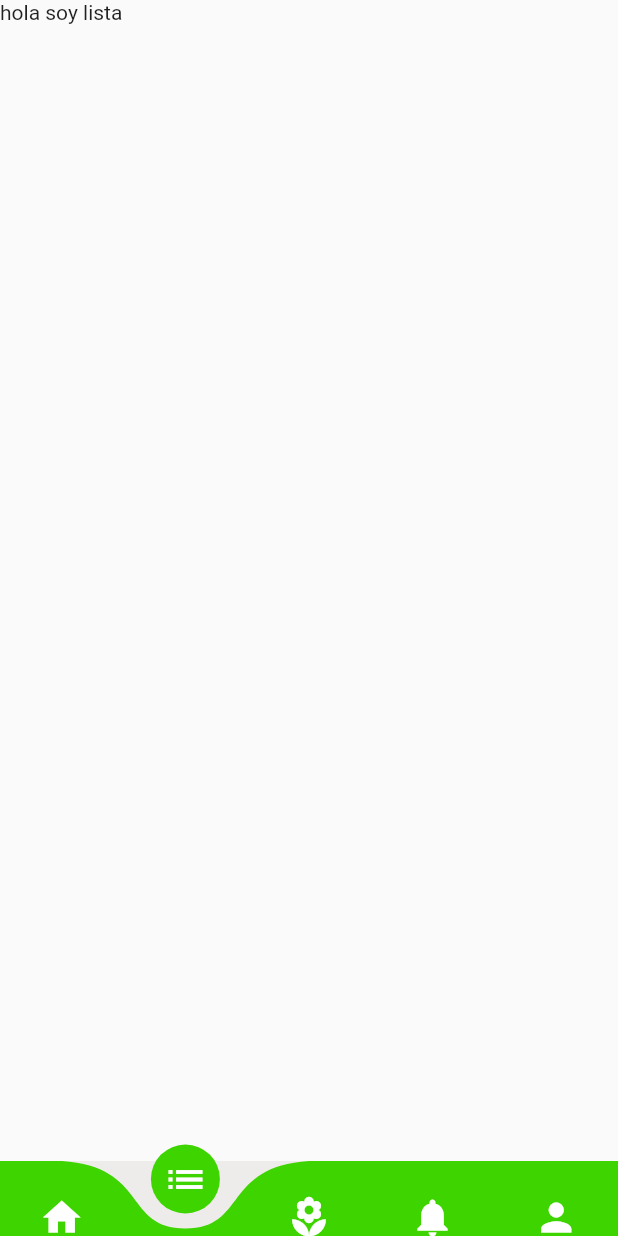
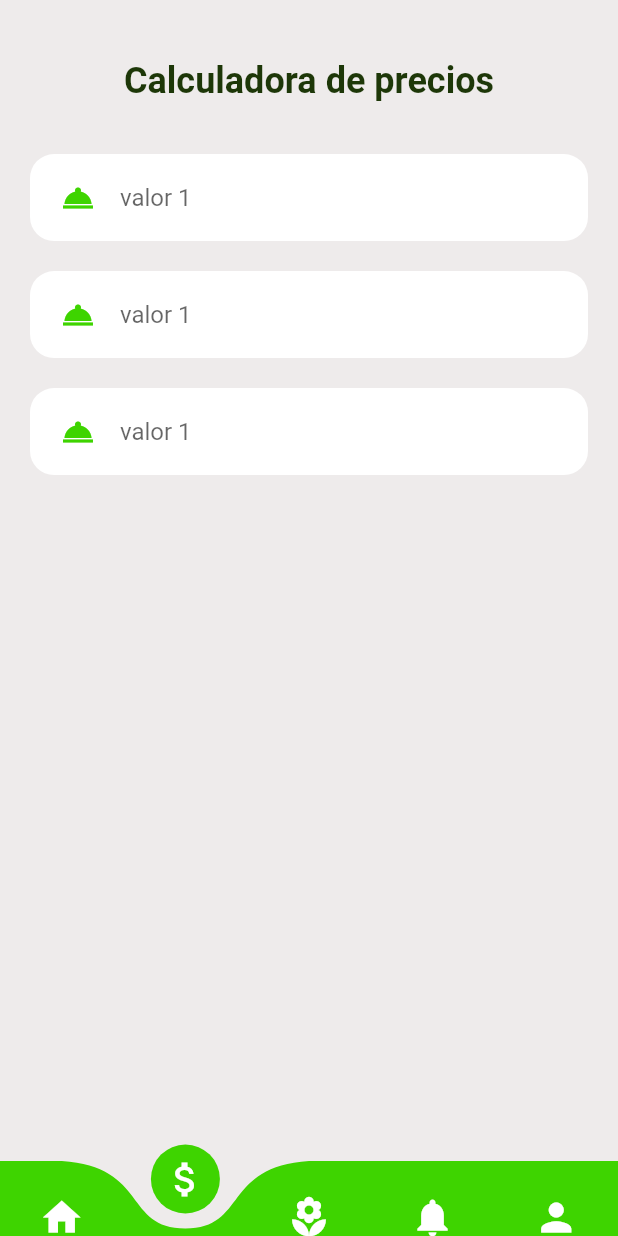
Before and after one commit to asloth/botanicare, a Flutter app: the MenuBar screen opened by its route, item 2 of the bottom bar chosen, on a phone screen of 412 x 824 dp. Run offline on Flutter 3.47's test engine with Material 2 defaults, Android fonts, the phone set to English and light mode, and no system bars; drawn by our look-alikes of curved_navigation_bar; our stand-ins replace cloud_firestore, firebase_auth, firebase_core, flutter_svg; accounts and stored records are empty.

Commit message:
calculadora de precio screen preparada

```diff
--- a/lib/src/app.dart
+++ b/lib/src/app.dart
@@ -40,7 +40,6 @@ class AuthenticationWrapper extends StatelessWidget {
     final firebaseUser = context.watch<User>();
 
     if (firebaseUser != null) {
-      print('sesioncita');
       return MenuBar();
     }
     return LogIn();
--- /dev/null
+++ b/lib/src/ui/CalculatorScreen.dart
@@ -0,0 +1,45 @@
+import 'package:botanicare/src/ui/Constants.dart';
+import 'package:botanicare/src/ui/login_signup/InputField.dart';
+import 'package:flutter/material.dart';
+
+class CalculatorScreen extends StatelessWidget {
+  const CalculatorScreen({Key key}) : super(key: key);
+
+  @override
+  Widget build(BuildContext context) {
+    Size size = MediaQuery.of(context).size;
+
+    return Container(
+      color: kBackgroundColor,
+      padding: EdgeInsets.fromLTRB(kDefaultPadding, kDefaultPadding * 2,
+          kDefaultPadding, kDefaultPadding * 1.5),
+      child: Column(
+        crossAxisAlignment: CrossAxisAlignment.stretch,
+        children: [
+          Text(
+            'Calculadora de precios',
+            textAlign: TextAlign.center,
+            style: TextStyle(
+              color: kTextColor,
+              fontSize: kDefaultPadding * 1.2,
+              fontWeight: FontWeight.bold,
+            ),
+          ),
+          SizedBox(height: size.height * 0.03),
+          InputField(
+            hintText: 'valor 1',
+            icon: Icons.room_service,
+          ),
+          InputField(
+            hintText: 'valor 1',
+            icon: Icons.room_service,
+          ),
+          InputField(
+            hintText: 'valor 1',
+            icon: Icons.room_service,
+          ),
+        ],
+      ),
+    );
+  }
+}
--- a/lib/src/ui/GardenScreen.dart
+++ /dev/null
@@ -1,12 +0,0 @@
-import 'package:flutter/material.dart';
-
-class GardenScreen extends StatelessWidget {
-  const GardenScreen({Key key}) : super(key: key);
-
-  @override
-  Widget build(BuildContext context) {
-    return Container(
-      child: Text('hola soy la garden screen'),
-    );
-  }
-}
--- a/lib/src/ui/MenuBar.dart
+++ b/lib/src/ui/MenuBar.dart
@@ -1,6 +1,6 @@
 import 'package:botanicare/src/ui/Constants.dart';
 import 'package:botanicare/src/ui/HomeScreen.dart';
-import 'package:botanicare/src/ui/GardenScreen.dart';
+import 'package:botanicare/src/ui/CalculatorScreen.dart';
 import 'package:botanicare/src/ui/PerfilScreen.dart';
 import 'package:flutter/material.dart';
 import 'package:curved_navigation_bar/curved_navigation_bar.dart';
@@ -17,8 +17,8 @@ class _MenuBarState extends State<MenuBar> {
   GlobalKey _bottomNavigationKey = GlobalKey();
   final pages = [
     HomeScreen(),
-    Text('hola soy lista'),
-    GardenScreen(),
+    CalculatorScreen(),
+    Text('hola soy garden screen'),
     Text('hola soy alarmas'),
     PerfilScreen(),
   ];
@@ -38,7 +38,7 @@ class _MenuBarState extends State<MenuBar> {
             color: Colors.white,
           ),
           Icon(
-            Icons.list,
+            Icons.attach_money,
             size: 30,
             color: Colors.white,
           ),
```
